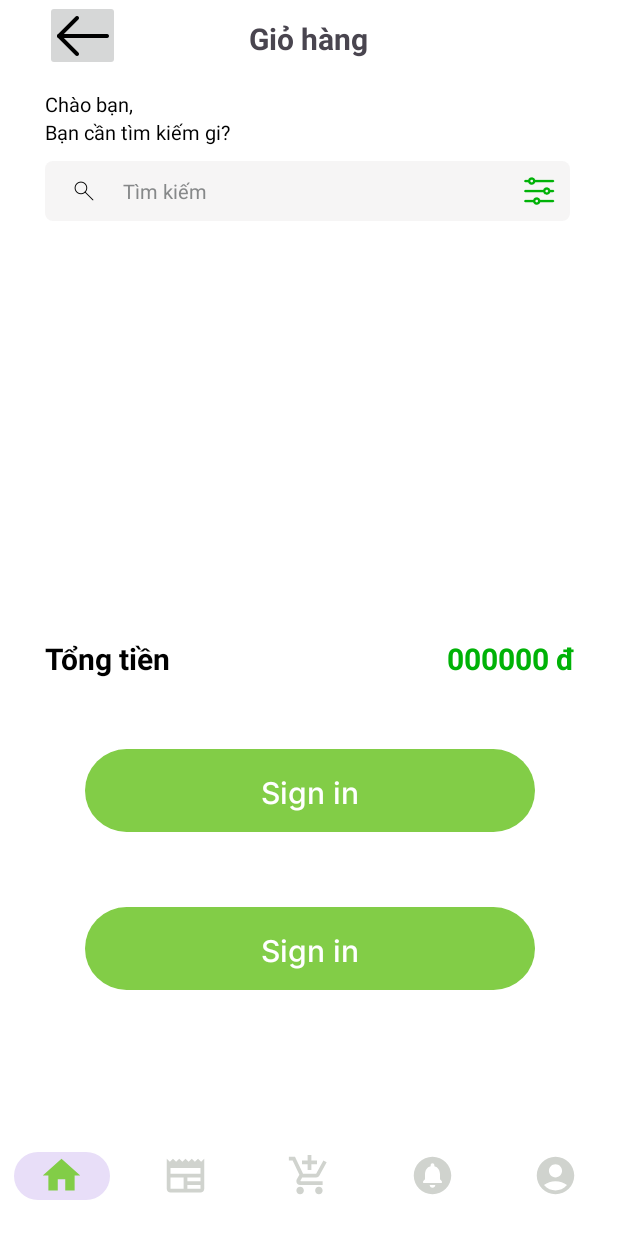
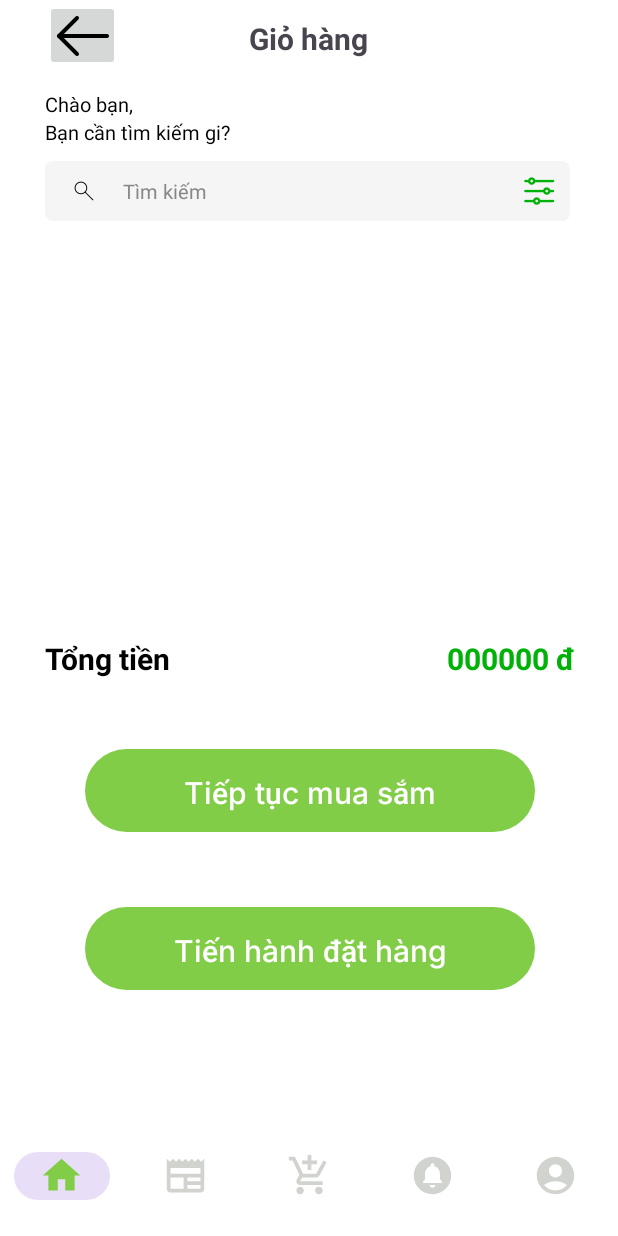
Before and after one commit to nghphngan115/MobileCommerceProject01, an Android app: the CartActivity screen opened directly, with no data from a screen before it, on a phone screen of 412 x 824 dp. Run offline under Robolectric (Android 15) with nearby library versions, the phone set to English and light mode, and no system bars; our stand-ins replace Firebase (no records; nobody signed in at launch, a user with empty details on screens opened directly); 1 statement that could not run was skipped.

Commit message:
Merge remote-tracking branch 'origin/An_Nhien_blog_cart_new_version_15_04' into An_Nhien_blog_cart_new_version_15_04

```diff
--- a/app/src/main/AndroidManifest.xml
+++ b/app/src/main/AndroidManifest.xml
@@ -61,7 +61,7 @@
             android:exported="false" />
         <activity
             android:name=".java.CartActivity"
-            android:exported="false" />
+            android:exported="true" />
         <activity
             android:name=".java.MyAccountActivity"
             android:exported="false" />
--- a/app/src/main/java/com/group01/plantique/java/ProductListActivity.java
+++ b/app/src/main/java/com/group01/plantique/java/ProductListActivity.java
@@ -131,7 +131,7 @@ public class ProductListActivity extends AppCompatActivity {
 
         private void openCartActivity(Product product) {
             Context context = view.getContext();
-            Intent intent = new Intent(context, AddToCartActivity.class);
+            Intent intent = new Intent(context, CartActivity.class);
             // Truyền thông tin sản phẩm cần thêm vào giỏ hàng nếu cần
             intent.putExtra("productId", product.getProductId());
             intent.putExtra("productName", product.getProductName());
--- a/app/src/main/res/layout/activity_cart.xml
+++ b/app/src/main/res/layout/activity_cart.xml
@@ -119,7 +119,7 @@
                     android:layout_width="wrap_content"
                     android:layout_height="wrap_content"
                     android:fontFamily="@font/inter_medium"
-                    android:text="Sign in"
+                    android:text="Tiếp tục mua sắm"
                     android:textAlignment="center"
                     android:textColor="@color/white"
                     android:textSize="20sp"
@@ -142,7 +142,7 @@
                     android:layout_width="wrap_content"
                     android:layout_height="wrap_content"
                     android:fontFamily="@font/inter_medium"
-                    android:text="Sign in"
+                    android:text="Tiến hành đặt hàng"
                     android:textAlignment="center"
                     android:textColor="@color/white"
                     android:textSize="20sp"
--- a/app/src/main/res/layout/activity_home_screen.xml
+++ b/app/src/main/res/layout/activity_home_screen.xml
@@ -110,7 +110,7 @@
                     android:textSize="16sp" />
 
                 <TextView
-                    android:id="@+id/textView6"
+                    android:id="@+id/txtProductName"
                     android:layout_width="match_parent"
                     android:layout_height="wrap_content"
                     android:fontFamily="@font/inter_bold"
--- a/app/src/main/res/layout/activity_login.xml
+++ b/app/src/main/res/layout/activity_login.xml
@@ -75,7 +75,7 @@
     </com.google.android.material.textfield.TextInputLayout>
 
     <TextView
-        android:id="@+id/textView6"
+        android:id="@+id/txtProductName"
         android:layout_width="match_parent"
         android:layout_height="wrap_content"
         android:layout_marginLeft="39dp"
--- a/app/src/main/res/layout/activity_sign_up.xml
+++ b/app/src/main/res/layout/activity_sign_up.xml
@@ -169,7 +169,7 @@
         android:visibility="gone" />
 
     <TextView
-        android:id="@+id/textView6"
+        android:id="@+id/txtProductName"
         android:layout_width="match_parent"
         android:layout_height="wrap_content"
         android:layout_marginLeft="39dp"
--- a/app/src/main/res/layout/layout_hdmh.xml
+++ b/app/src/main/res/layout/layout_hdmh.xml
@@ -66,7 +66,7 @@
             android:textStyle="bold" />
 
         <TextView
-            android:id="@+id/textView6"
+            android:id="@+id/txtProductName"
             android:layout_width="match_parent"
             android:layout_height="wrap_content"
             android:layout_marginLeft="20dp"
--- a/app/src/main/res/layout/product_in_cart_show.xml
+++ b/app/src/main/res/layout/product_in_cart_show.xml
@@ -19,7 +19,7 @@
         android:orientation="vertical">
 
         <TextView
-            android:id="@+id/textView6"
+            android:id="@+id/txtProductName"
             android:layout_width="match_parent"
             android:layout_height="wrap_content"
             android:text="Product Name"
```
Also changed, not shown: app/src/main/java/com/group01/plantique/adapter/CartListAdapter.java (+12 -9 lines), app/src/main/java/com/group01/plantique/java/CartActivity.java (indentation only).
